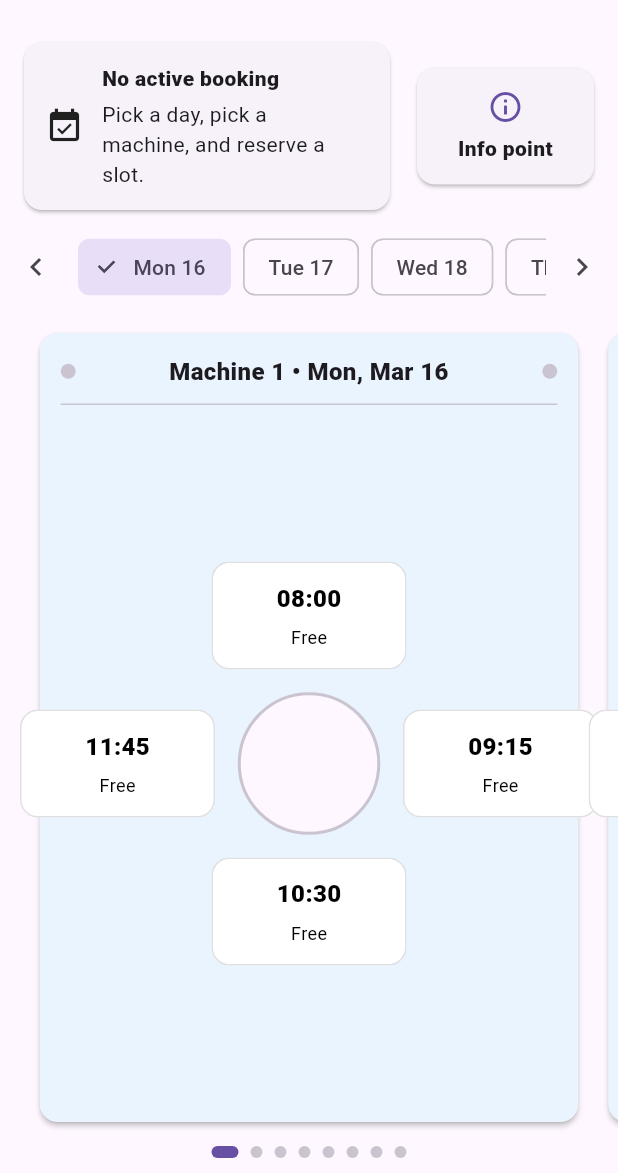
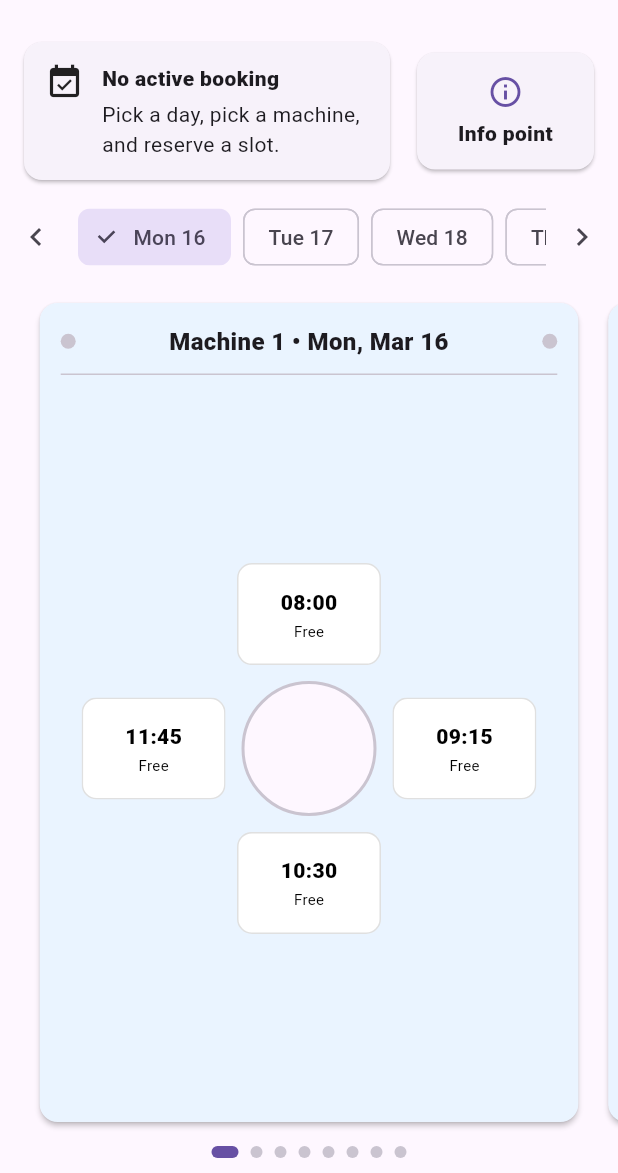
Before and after one commit to koceskigj/dorm-laundry, a Flutter app: the BookingScreen screen opened directly, on a phone screen of 412 x 824 dp, the part 63-1236 px from its top. Run offline on Flutter 3.47's test engine with Material 3 defaults, Android fonts, the phone set to English and light mode, and no system bars; our stand-ins replace cloud_firestore, firebase_auth, firebase_core, flutter_riverpod, go_router; accounts and stored records are empty; generated files the repository leaves out were written again.

Commit message:
changed some card heights for better rendering on the android version

```diff
--- a/lib/features/admin/stats/admin_stats_screen.dart
+++ b/lib/features/admin/stats/admin_stats_screen.dart
@@ -3,7 +3,6 @@ import 'package:flutter/material.dart';
 import 'package:flutter_riverpod/flutter_riverpod.dart';
 
 import '../../../core/widgets/branded_app_bar.dart';
-
 import 'widgets/stat_card.dart';
 
 class AdminStatsScreen extends ConsumerWidget {
@@ -36,7 +35,9 @@ class AdminStatsScreen extends ConsumerWidget {
                 crossAxisSpacing: 10,
                 shrinkWrap: true,
                 physics: const NeverScrollableScrollPhysics(),
-                childAspectRatio: 1.7,
+
+                childAspectRatio: 1.15,
+
                 children: [
                   StatCard(
                     title: 'Completed laundries',
--- a/lib/features/auth/login_screen.dart
+++ b/lib/features/auth/login_screen.dart
@@ -41,11 +41,6 @@ class _LoginScreenState extends State<LoginScreen> {
         password: pass,
       );
 
-      // IMPORTANT:
-      // Do NOT navigate here.
-      // Your GoRouter redirect will send:
-      // admin -> /admin
-      // student -> /
     } on FirebaseAuthException catch (e) {
       setState(() => _error = e.message ?? e.code);
     } catch (e) {
--- a/lib/features/booking/widgets/active_booking_card.dart
+++ b/lib/features/booking/widgets/active_booking_card.dart
@@ -20,13 +20,14 @@ class ActiveBookingCard extends StatelessWidget {
     return Card(
       child: Padding(
         padding: const EdgeInsets.all(14),
-        child: Row(
+        child: b == null
+            ? const Row(
+          crossAxisAlignment: CrossAxisAlignment.start,
           children: [
-            Icon(b == null ? Icons.event_available : Icons.event, size: 26),
-            const SizedBox(width: 12),
+            Icon(Icons.event_available, size: 26),
+            SizedBox(width: 12),
             Expanded(
-              child: b == null
-                  ? const Column(
+              child: Column(
                 crossAxisAlignment: CrossAxisAlignment.start,
                 children: [
                   Text(
@@ -36,8 +37,20 @@ class ActiveBookingCard extends StatelessWidget {
                   SizedBox(height: 4),
                   Text('Pick a day, pick a machine, and reserve a slot.'),
                 ],
+              ),
+            ),
+          ],
         )
             : Column(
+          mainAxisSize: MainAxisSize.min,
+          children: [
+            Row(
+              crossAxisAlignment: CrossAxisAlignment.start,
+              children: [
+                const Icon(Icons.event, size: 26),
+                const SizedBox(width: 12),
+                Expanded(
+                  child: Column(
                     crossAxisAlignment: CrossAxisAlignment.start,
                     children: [
                       const Text(
@@ -48,16 +61,21 @@ class ActiveBookingCard extends StatelessWidget {
                       Text(
                         '${DateFormat('EEE, MMM d').format(b.start)} • ${DateFormat('HH:mm').format(b.start)}',
                       ),
-                  Text(b.machineId,
-                      style: TextStyle(color: Colors.grey[700])),
+                      Text(
+                        b.machineId,
+                        style: TextStyle(color: Colors.grey[700]),
+                      ),
                     ],
                   ),
                 ),
-            const SizedBox(width: 10),
-            if (b != null)
-              OutlinedButton(
+              ],
+            ),
+            const SizedBox(height: 12),
+            Center(
+              child: OutlinedButton(
                 onPressed: onCancel,
                 child: const Text('Cancel'),
+              ),
             ),
           ],
         ),
--- a/lib/features/booking/widgets/machine_card_radial.dart
+++ b/lib/features/booking/widgets/machine_card_radial.dart
@@ -10,7 +10,6 @@ class MachineCardRadial extends StatelessWidget {
   final List<Slot> slots;
   final ValueChanged<Slot> onTapSlot;
 
-  // optional: colorize the card
   final Color? backgroundColor;
 
   const MachineCardRadial({
@@ -34,7 +33,7 @@ class MachineCardRadial extends StatelessWidget {
 
     return Card(
       elevation: 1.5,
-      color: backgroundColor, // e.g. light blue / silver
+      color: backgroundColor,
       surfaceTintColor: Colors.transparent,
       child: Padding(
         padding: const EdgeInsets.all(14),
@@ -48,7 +47,10 @@ class MachineCardRadial extends StatelessWidget {
                   child: Text(
                     headerText,
                     textAlign: TextAlign.center,
-                    style: const TextStyle(fontSize: 16, fontWeight: FontWeight.w900),
+                    style: const TextStyle(
+                      fontSize: 16,
+                      fontWeight: FontWeight.w900,
+                    ),
                     overflow: TextOverflow.ellipsis,
                   ),
                 ),
@@ -69,10 +71,13 @@ class MachineCardRadial extends StatelessWidget {
                       builder: (context, c) {
                         final size = c.maxWidth;
 
-                        final circle = (size * 0.30).clamp(95.0, 170.0);
-                        final chipW = (size * 0.34).clamp(130.0, 210.0);
-                        final chipH = (size * 0.20).clamp(72.0, 72.0);
-                        final gap = (size * 0.05).clamp(14.0, 22.0);
+                        final circle = (size * 0.28).clamp(90.0, 155.0);
+
+                        final chipW = (size * 0.28).clamp(96.0, 125.0);
+
+                        final chipH = (size * 0.20).clamp(68.0, 76.0);
+
+                        final gap = (size * 0.035).clamp(10.0, 16.0);
 
                         final cx = size / 2;
                         final cy = size / 2;
@@ -92,6 +97,7 @@ class MachineCardRadial extends StatelessWidget {
                                 fill: Theme.of(context).colorScheme.surface,
                               ),
                             ),
+
                             Positioned(
                               left: cx - chipW / 2,
                               top: cy - r - gap - chipH,
@@ -99,6 +105,7 @@ class MachineCardRadial extends StatelessWidget {
                               height: chipH,
                               child: SlotChip(slot: top, onTap: onTapSlot),
                             ),
+
                             Positioned(
                               left: cx + r + gap,
                               top: cy - chipH / 2,
@@ -106,6 +113,7 @@ class MachineCardRadial extends StatelessWidget {
                               height: chipH,
                               child: SlotChip(slot: right, onTap: onTapSlot),
                             ),
+
                             Positioned(
                               left: cx - chipW / 2,
                               top: cy + r + gap,
@@ -113,6 +121,7 @@ class MachineCardRadial extends StatelessWidget {
                               height: chipH,
                               child: SlotChip(slot: bottom, onTap: onTapSlot),
                             ),
+
                             Positioned(
                               left: cx - r - gap - chipW,
                               top: cy - chipH / 2,
--- a/lib/features/booking/widgets/slot_chip.dart
+++ b/lib/features/booking/widgets/slot_chip.dart
@@ -40,16 +40,17 @@ class SlotChip extends StatelessWidget {
     return Material(
       color: Colors.transparent,
       child: InkWell(
-        borderRadius: BorderRadius.circular(12),
+        borderRadius: BorderRadius.circular(10),
         onTap: () => onTap(slot!),
         child: Ink(
           decoration: BoxDecoration(
             color: bg,
-            borderRadius: BorderRadius.circular(12),
+            borderRadius: BorderRadius.circular(10),
             border: Border.all(color: Colors.black.withOpacity(0.12)),
           ),
           child: Padding(
-            padding: const EdgeInsets.symmetric(horizontal: 10, vertical: 6),
+
+            padding: const EdgeInsets.symmetric(horizontal: 6, vertical: 6),
             child: Center(
               child: Column(
                 mainAxisSize: MainAxisSize.min,
@@ -59,11 +60,17 @@ class SlotChip extends StatelessWidget {
                     style: TextStyle(
                       fontWeight: FontWeight.w900,
                       color: fg,
-                      fontSize: 16,
+                      fontSize: 14,
                     ),
                   ),
-                  const SizedBox(height: 6),
-                  Text(sub, style: TextStyle(color: fg, fontSize: 12)),
+                  const SizedBox(height: 2),
+                  Text(
+                    sub,
+                    style: TextStyle(
+                      color: fg,
+                      fontSize: 10,
+                    ),
+                  ),
                 ],
               ),
             ),
@@ -82,13 +89,17 @@ class _EmptyChip extends StatelessWidget {
     return Container(
       decoration: BoxDecoration(
         color: Theme.of(context).colorScheme.surfaceVariant.withOpacity(0.55),
-        borderRadius: BorderRadius.circular(14),
+        borderRadius: BorderRadius.circular(10),
         border: Border.all(color: Colors.black.withOpacity(0.06)),
       ),
       child: Center(
         child: Text(
           '—',
-          style: TextStyle(color: Colors.grey[700], fontWeight: FontWeight.w700),
+          style: TextStyle(
+            color: Colors.grey[700],
+            fontWeight: FontWeight.w700,
+            fontSize: 14,
+          ),
         ),
       ),
     );
```
Also changed, not shown: lib/features/admin/stats/widgets/stat_card.dart (+16 -15 lines), lib/features/admin/students/admin_students_screen.dart (+127 -74 lines). Lines whose indentation alone changed are shown as unchanged.
